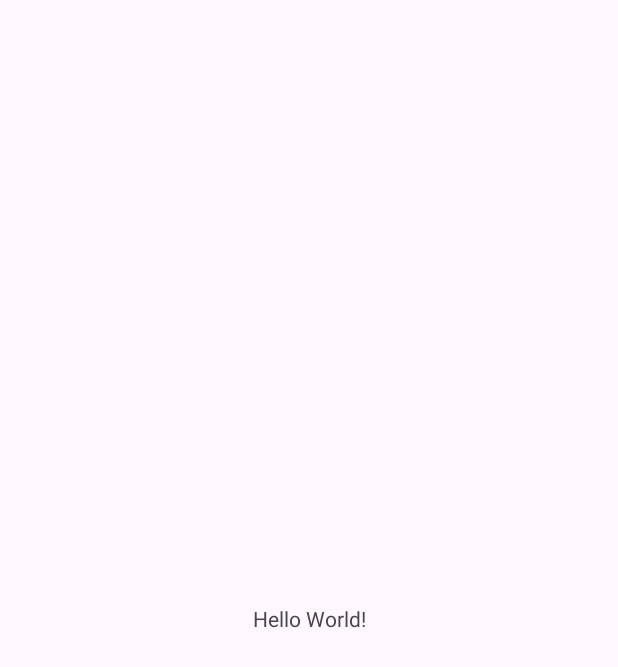
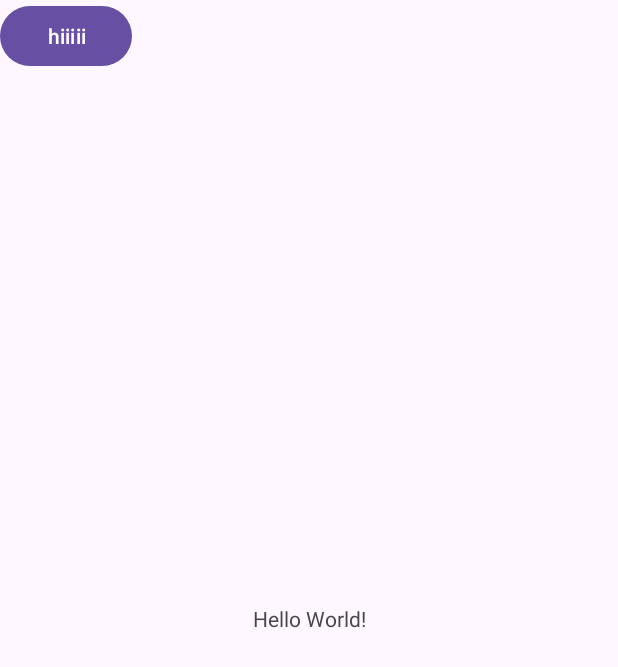
Before and after one commit to saxstr/LABBY, an Android app: the screen it shows after launch (MainActivity), on a phone screen of 412 x 824 dp. Before the commit the part shown is almost empty. Shown: the top 667 px of the screen. Run offline under Robolectric (Android 15) with nearby library versions, the light colour scheme and no system bars.

Commit message:
add:- merging

```diff
--- a/app/src/main/res/layout/activity_main.xml
+++ b/app/src/main/res/layout/activity_main.xml
@@ -6,7 +6,14 @@
     android:layout_width="match_parent"
     android:layout_height="match_parent"
     tools:context=".MainActivity">
+<!---test merging with master-->
 
+
+    <Button
+        android:layout_width="wrap_content"
+        android:layout_height="wrap_content"
+        android:text="hiiiii"
+        tools:ignore="MissingConstraints" />
     <TextView
         android:layout_width="wrap_content"
         android:layout_height="wrap_content"
```
